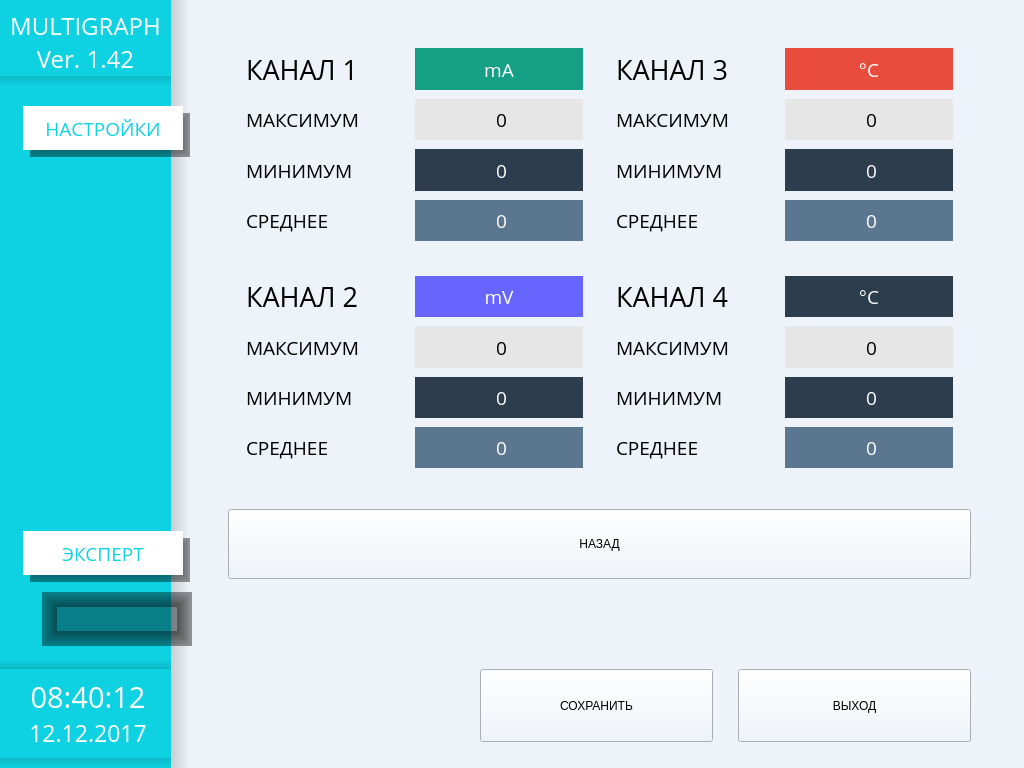
Old version of the form menu.ui in the repository tomyqg/topaz-m.
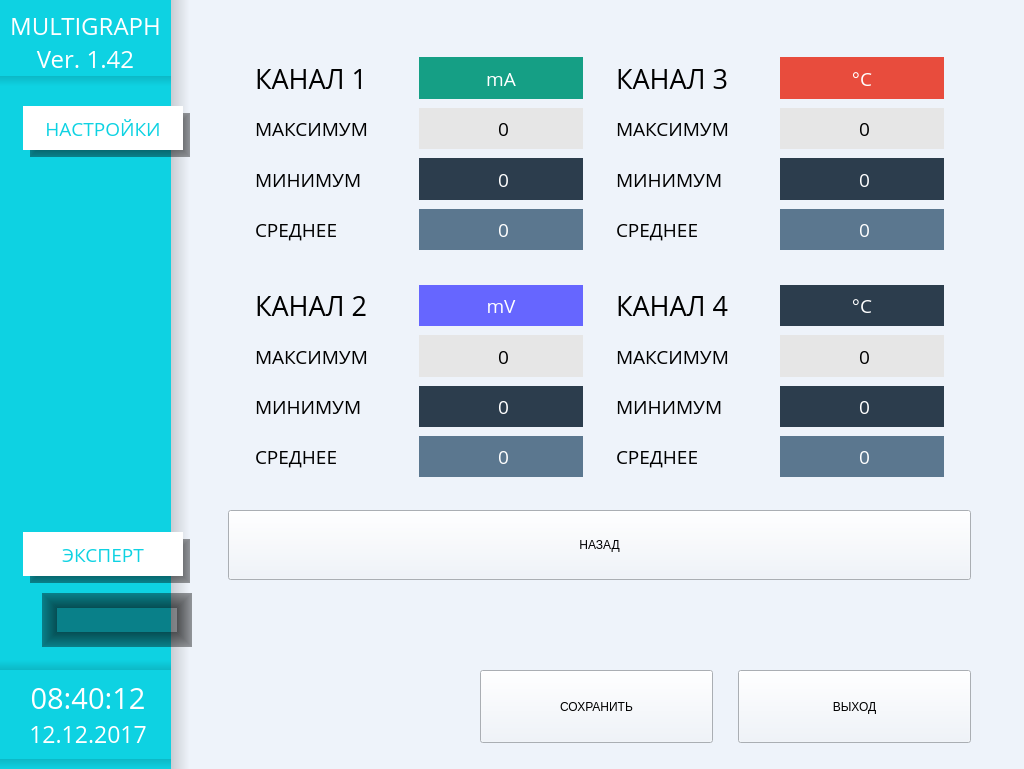
New version of the form. The open tabs and pages were chosen to show the change. Icons and pictures are not drawn. Custom widgets are drawn as their Qt base class.

Diff of the .ui file:
```diff
--- a/menu.ui
+++ b/menu.ui
@@ -2678,6 +2678,13 @@
               <number>53</number>
              </property>
              <item>
+              <widget class="QStackedWidget" name="stackedWidgetTypeAnaliz">
+               <property name="currentIndex">
+                <number>0</number>
+               </property>
+               <widget class="QWidget" name="pageAnalizAnalog">
+                <layout class="QVBoxLayout" name="verticalLayout_14">
+                 <item>
               <widget class="QFrame" name="frame">
                <property name="minimumSize">
                 <size>
@@ -3511,6 +3518,10 @@
                  </widget>
                 </item>
                </layout>
+                  </widget>
+                 </item>
+                </layout>
+               </widget>
               </widget>
              </item>
              <item>
```
